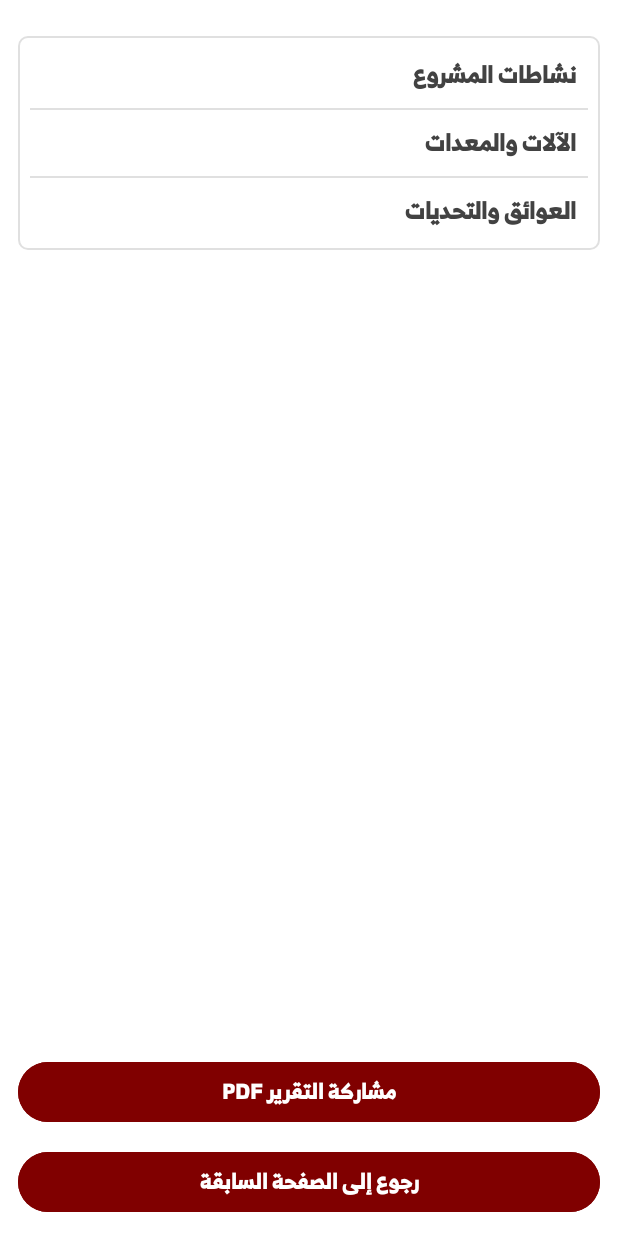
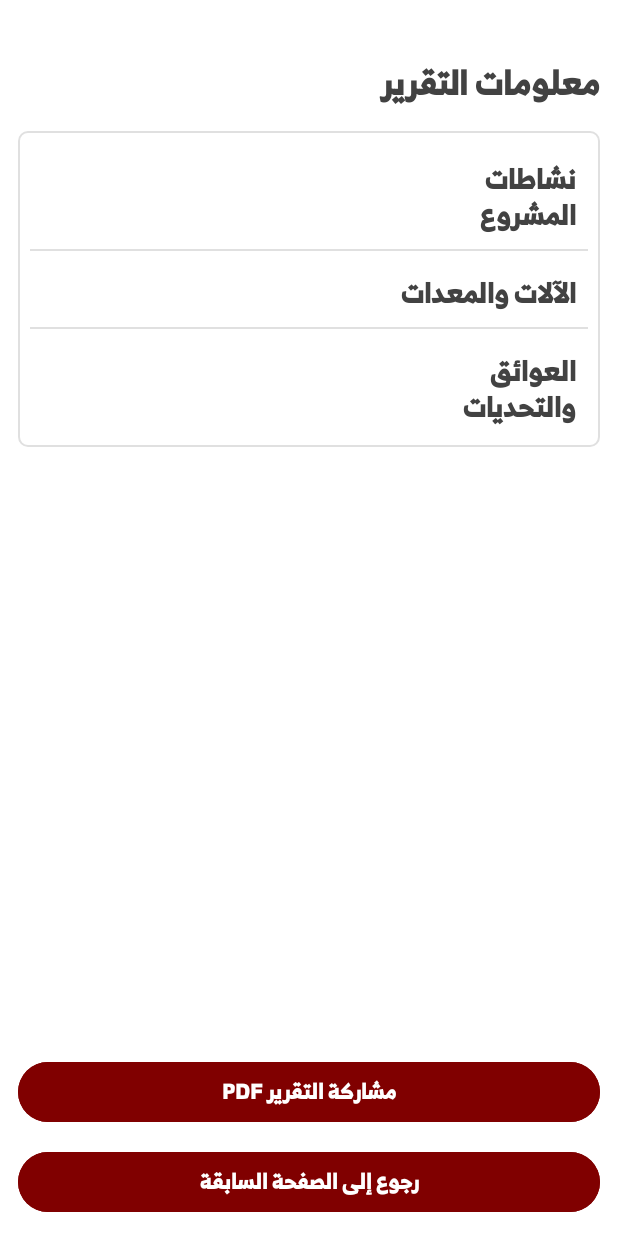
Before and after one commit to Alibabsheer/MeydanTestApp, an Android app: the ViewDailyReportActivity screen opened directly, with no data from a screen before it, on a phone screen of 412 x 824 dp. Run offline under Robolectric (Android 15) with nearby library versions, the phone set to English and light mode, and no system bars; our stand-ins replace Firebase (no records; nobody signed in at launch, a user with empty details on screens opened directly); libraries missing offline, so code that uses them is left out: com.otaliastudios.zoom; plain views replace ZoomLayout; pictures from the network do not load; 5 statements that could not run were skipped.

Commit message:
Standardize daily report headings

```diff
--- a/app/src/main/java/com/example/meydantestapp/ViewDailyReportActivity.kt
+++ b/app/src/main/java/com/example/meydantestapp/ViewDailyReportActivity.kt
@@ -123,6 +123,15 @@ class ViewDailyReportActivity : AppCompatActivity() {
         obstaclesValue = findViewById(R.id.obstaclesValue)
         progressBar = findViewById(R.id.progressBar)
         zoomLayout = findViewById(R.id.zoomContainer)
+        val reportInfoHeading: TextView = findViewById(R.id.reportInfoHeading)
+        val activitiesHeading: TextView = findViewById(R.id.activitiesHeading)
+        val equipmentHeading: TextView = findViewById(R.id.equipmentHeading)
+        val obstaclesHeading: TextView = findViewById(R.id.obstaclesHeading)
+        projectLocationLabel.setText(R.string.heading_project_location)
+        reportInfoHeading.setText(R.string.heading_report_info)
+        activitiesHeading.setText(R.string.heading_activities)
+        equipmentHeading.setText(R.string.heading_equipment)
+        obstaclesHeading.setText(R.string.heading_obstacles)
         defaultProjectLocationColor = projectLocationValue.currentTextColor
         // ===== Zoom setup =====
         zoomLayout.setMinZoom(DEFAULT_MIN_ZOOM)
--- a/app/src/main/res/layout/activity_view_daily_report.xml
+++ b/app/src/main/res/layout/activity_view_daily_report.xml
@@ -28,32 +28,41 @@
         android:textDirection="anyRtl"
         android:textAlignment="viewStart">
 
-        <!-- منطقة العرض المكبّرة -->
+        <!-- عنوان موقع المشروع وقيمته -->
         <TextView
             android:id="@+id/projectLocationLabel"
             android:layout_width="match_parent"
             android:layout_height="wrap_content"
-            android:layout_marginTop="8dp"
-            android:text="@string/label_project_location"
+            android:layout_marginTop="@dimen/heading_spacing_before_h2"
+            android:layout_marginBottom="@dimen/heading_spacing_after_h2"
+            android:textAppearance="@style/TextAppearance.Meydan.Heading.H2"
+            android:text="@string/heading_project_location"
             android:textColor="?android:textColorPrimary"
-            android:textSize="16sp"
-            android:textStyle="bold"
             android:visibility="gone" />
 
         <TextView
             android:id="@+id/projectLocationValue"
             android:layout_width="match_parent"
             android:layout_height="wrap_content"
-            android:layout_marginTop="4dp"
+            android:layout_marginBottom="@dimen/heading_spacing_after_h2"
             android:textColor="?android:textColorPrimary"
             android:textSize="15sp"
             android:visibility="gone" />
+
+        <TextView
+            android:id="@+id/reportInfoHeading"
+            android:layout_width="match_parent"
+            android:layout_height="wrap_content"
+            android:layout_marginTop="@dimen/heading_spacing_before"
+            android:layout_marginBottom="@dimen/heading_spacing_after"
+            android:textAppearance="@style/TextAppearance.Meydan.Heading.H1"
+            android:text="@string/heading_report_info"
+            android:textColor="?android:textColorPrimary" />
 
         <LinearLayout
             android:id="@+id/reportSectionsTable"
             android:layout_width="match_parent"
             android:layout_height="wrap_content"
-            android:layout_marginTop="12dp"
             android:background="@drawable/bg_daily_report_table"
             android:orientation="vertical"
             android:paddingStart="8dp"
@@ -69,19 +78,18 @@
                 android:layoutDirection="rtl"
                 android:orientation="horizontal"
                 android:paddingStart="8dp"
-                android:paddingTop="8dp"
+                android:paddingTop="@dimen/heading_spacing_before_h2"
                 android:paddingEnd="8dp"
-                android:paddingBottom="8dp">
+                android:paddingBottom="@dimen/heading_spacing_after_h2">
 
                 <TextView
+                    android:id="@+id/activitiesHeading"
                     android:layout_width="0dp"
                     android:layout_height="wrap_content"
                     android:layout_weight="0.35"
-                    android:text="نشاطات المشروع"
-                    android:textColor="?android:textColorPrimary"
-                    android:textSize="15sp"
-                    android:textStyle="bold"
-                    android:textAlignment="viewStart" />
+                    android:textAppearance="@style/TextAppearance.Meydan.Heading.H2"
+                    android:text="@string/heading_activities"
+                    android:textColor="?android:textColorPrimary" />
 
                 <TextView
                     android:id="@+id/activitiesValue"
@@ -113,19 +121,18 @@
                 android:layoutDirection="rtl"
                 android:orientation="horizontal"
                 android:paddingStart="8dp"
-                android:paddingTop="8dp"
+                android:paddingTop="@dimen/heading_spacing_before_h2"
                 android:paddingEnd="8dp"
-                android:paddingBottom="8dp">
+                android:paddingBottom="@dimen/heading_spacing_after_h2">
 
                 <TextView
+                    android:id="@+id/equipmentHeading"
                     android:layout_width="0dp"
                     android:layout_height="wrap_content"
                     android:layout_weight="0.35"
-                    android:text="الآلات والمعدات"
-                    android:textColor="?android:textColorPrimary"
-                    android:textSize="15sp"
-                    android:textStyle="bold"
-                    android:textAlignment="viewStart" />
+                    android:textAppearance="@style/TextAppearance.Meydan.Heading.H2"
+                    android:text="@string/heading_equipment"
+                    android:textColor="?android:textColorPrimary" />
 
                 <TextView
                     android:id="@+id/machinesValue"
@@ -157,19 +164,18 @@
                 android:layoutDirection="rtl"
                 android:orientation="horizontal"
                 android:paddingStart="8dp"
-                android:paddingTop="8dp"
+                android:paddingTop="@dimen/heading_spacing_before_h2"
                 android:paddingEnd="8dp"
-                android:paddingBottom="8dp">
+                android:paddingBottom="@dimen/heading_spacing_after_h2">
 
                 <TextView
+                    android:id="@+id/obstaclesHeading"
                     android:layout_width="0dp"
                     android:layout_height="wrap_content"
                     android:layout_weight="0.35"
-                    android:text="العوائق والتحديات"
-                    android:textColor="?android:textColorPrimary"
-                    android:textSize="15sp"
-                    android:textStyle="bold"
-                    android:textAlignment="viewStart" />
+                    android:textAppearance="@style/TextAppearance.Meydan.Heading.H2"
+                    android:text="@string/heading_obstacles"
+                    android:textColor="?android:textColorPrimary" />
 
                 <TextView
                     android:id="@+id/obstaclesValue"
--- a/app/src/main/res/values/dimens.xml
+++ b/app/src/main/res/values/dimens.xml
@@ -2,4 +2,10 @@
 <resources>
     <dimen name="image_preview_size">120dp</dimen>
     <dimen name="image_preview_margin">8dp</dimen>
+
+    <!-- Standardized heading spacing -->
+    <dimen name="heading_spacing_before">24dp</dimen>
+    <dimen name="heading_spacing_after">12dp</dimen>
+    <dimen name="heading_spacing_before_h2">12dp</dimen>
+    <dimen name="heading_spacing_after_h2">6dp</dimen>
 </resources>
--- a/app/src/main/res/values/strings.xml
+++ b/app/src/main/res/values/strings.xml
@@ -36,6 +36,13 @@
     <string name="label_project_location">موقع المشروع</string>
     <string name="label_report_created_by">تم إنشاء التقرير بواسطة</string>
 
+    <!-- Daily report view headings -->
+    <string name="heading_report_info">معلومات التقرير</string>
+    <string name="heading_project_location">موقع المشروع</string>
+    <string name="heading_activities">نشاطات المشروع</string>
+    <string name="heading_equipment">الآلات والمعدات</string>
+    <string name="heading_obstacles">العوائق والتحديات</string>
+
     <string-array name="work_type_options">
         <item>اختر نوع العمل</item>
         <item>مقطوعية</item>
--- /dev/null
+++ b/app/src/main/res/values/styles.xml
@@ -0,0 +1,35 @@
+<?xml version="1.0" encoding="utf-8"?>
+<resources>
+    <!-- Base text appearance for Meydan headings to ensure RTL alignment and consistent color -->
+    <style name="TextAppearance.Meydan.Heading.Base" parent="@style/TextAppearance.AppCompat.Body1">
+        <item name="android:textColor">?android:textColorPrimary</item>
+        <item name="android:textAlignment">viewStart</item>
+        <item name="android:textDirection">anyRtl</item>
+        <item name="android:gravity">start</item>
+        <item name="android:includeFontPadding">false</item>
+    </style>
+
+    <style name="TextAppearance.Meydan.Heading.H1" parent="TextAppearance.Meydan.Heading.Base">
+        <item name="android:textSize">22sp</item>
+        <item name="android:textStyle">bold</item>
+        <item name="android:fontFamily">sans-serif</item>
+        <item name="android:lineHeight">28sp</item>
+        <item name="android:maxLines">2</item>
+        <item name="android:breakStrategy">balanced</item>
+    </style>
+
+    <style name="TextAppearance.Meydan.Heading.H2" parent="TextAppearance.Meydan.Heading.Base">
+        <item name="android:textSize">18sp</item>
+        <item name="android:fontFamily">sans-serif-medium</item>
+        <item name="android:textStyle">bold</item>
+        <item name="android:lineHeight">24sp</item>
+        <item name="android:maxLines">2</item>
+        <item name="android:breakStrategy">balanced</item>
+    </style>
+
+    <style name="TextAppearance.Meydan.Heading.Caption" parent="TextAppearance.Meydan.Heading.Base">
+        <item name="android:textSize">13sp</item>
+        <item name="android:fontFamily">sans-serif-medium</item>
+        <item name="android:lineHeight">18sp</item>
+    </style>
+</resources>
```
